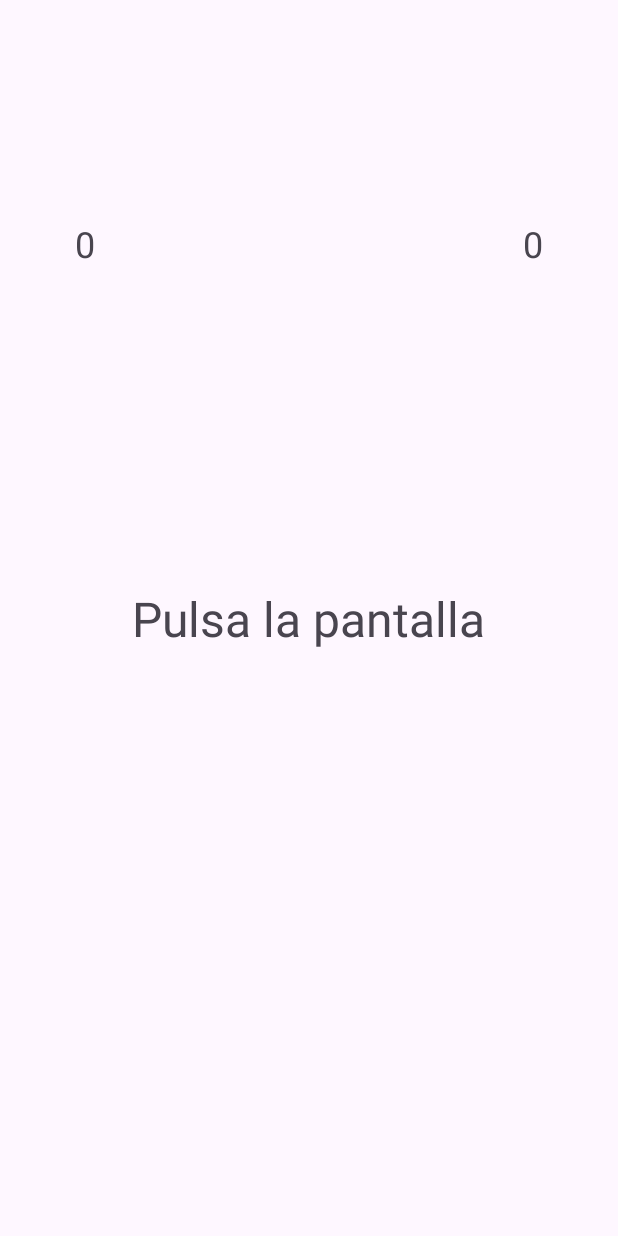
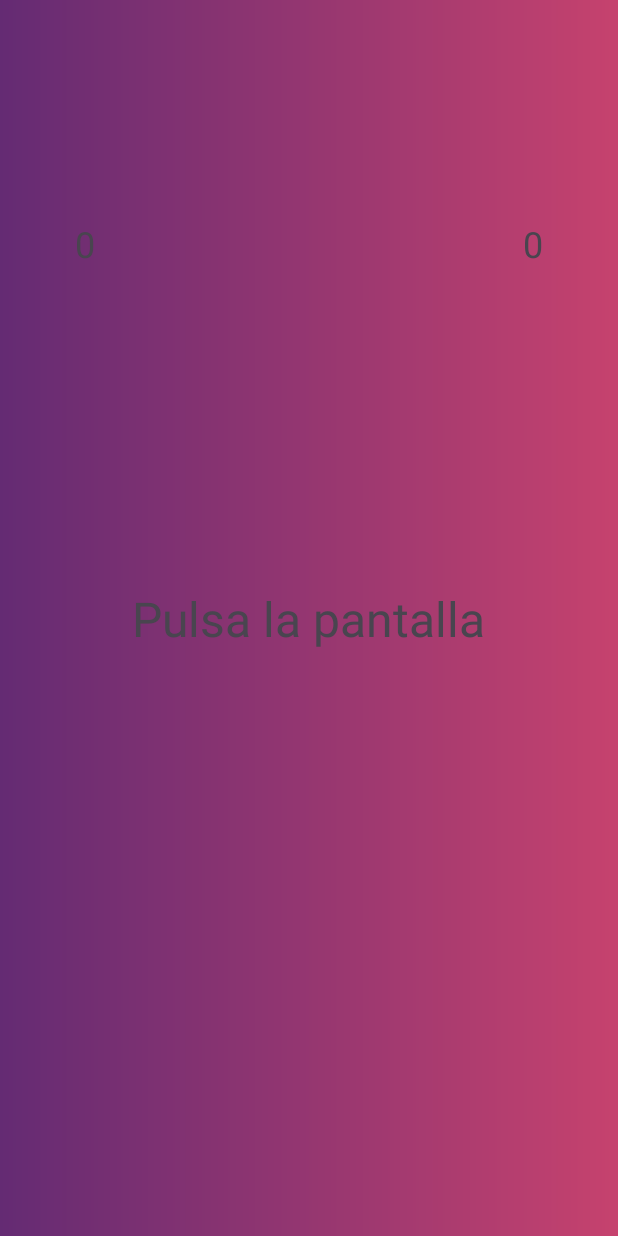
Before and after one commit to fantasmarobapan/bopit, an Android app: the screen it shows after launch (PlayActivity), after a tap on "Jugar", on a phone screen of 412 x 824 dp. Run offline under Robolectric (Android 15) with nearby library versions, the phone set to English and light mode, and no system bars.

```diff
--- a/app/src/main/java/cl/afernandez/bopit/MainActivity.kt
+++ b/app/src/main/java/cl/afernandez/bopit/MainActivity.kt
@@ -7,6 +7,8 @@ import androidx.appcompat.app.AppCompatActivity
 import android.os.Bundle
 import android.widget.Button
 import android.widget.TextView
+import androidx.constraintlayout.widget.ConstraintLayout
+import androidx.core.content.ContextCompat
 import androidx.preference.PreferenceManager
 
 
@@ -21,6 +23,17 @@ class MainActivity : AppCompatActivity() {
         val ButtonOkSetting = findViewById<Button>(R.id.settingbutton)
         val ButtonTestZone = findViewById<Button>(R.id.testzonebutton)
         val ButtonPlay = findViewById<Button>(R.id.playbutton)
+
+        val sharedPreferences = PreferenceManager.getDefaultSharedPreferences(this)
+        val value = sharedPreferences.getString("Theme_color", "1")
+        val fondoSplash = findViewById<ConstraintLayout>(R.id.Main_activity)
+        if(value.equals("1"))
+        {
+            fondoSplash.background = ContextCompat.getDrawable(this, R.drawable.gradient1)
+        }else if (value.equals("2"))
+        {
+            fondoSplash.background = ContextCompat.getDrawable(this, R.drawable.gradient2)
+        }
 
 
         ButtonOkAbout.setOnClickListener {
--- a/app/src/main/java/cl/afernandez/bopit/PlayActivity.kt
+++ b/app/src/main/java/cl/afernandez/bopit/PlayActivity.kt
@@ -15,7 +15,11 @@ import android.os.Handler
 import android.os.Looper
 import android.view.GestureDetector
 import android.view.MotionEvent
+import android.widget.LinearLayout
 import android.widget.TextView
+import android.widget.Toast
+import androidx.constraintlayout.widget.ConstraintLayout
+import androidx.core.content.ContextCompat
 import androidx.preference.PreferenceManager
 
 class PlayActivity : AppCompatActivity(), SensorEventListener {
@@ -28,7 +32,7 @@ class PlayActivity : AppCompatActivity(), SensorEventListener {
     private var record = 0
     private var obtenerPuntaje = true
     private var supero = false
-    private var tiempoLimiteJuego = 3000L
+    private var tiempoLimiteJuego = 0L
     private var aumentoVelocidadMusica = 1.00f
     private var reduccionTiempoLimite = 200
     private var tiempoLimiteReduccion = 5
@@ -44,6 +48,17 @@ class PlayActivity : AppCompatActivity(), SensorEventListener {
         super.onCreate(savedInstanceState)
         setContentView(R.layout.activity_play)
 
+        val sharedPreferences = PreferenceManager.getDefaultSharedPreferences(this)
+        val value = sharedPreferences.getString("Theme_color", "1")
+        val fondoSetting = findViewById<ConstraintLayout>(R.id.Play_Background)
+        if(value.equals("1"))
+        {
+            fondoSetting.background = ContextCompat.getDrawable(this, R.drawable.gradient1)
+        }else if (value.equals("2"))
+        {
+            fondoSetting.background = ContextCompat.getDrawable(this, R.drawable.gradient2)
+        }
+
         textinstruccion = findViewById(R.id.instruccion)
         puntuacion = findViewById(R.id.puntuacion)
         textviewRecord = findViewById(R.id.textrecord)
@@ -55,8 +70,9 @@ class PlayActivity : AppCompatActivity(), SensorEventListener {
         musicaFondo.start()
         musicaFondo.isLooping = true
 
-        val sharedPreferences = PreferenceManager.getDefaultSharedPreferences(this)
         val puntajeObtener = sharedPreferences.getString("player_point", "0")
+        var difficultyselect = sharedPreferences.getString("Difficulty_select", "7000")
+        tiempoLimiteJuego = difficultyselect?.toLong() ?: 7000L
         record = Integer.parseInt(puntajeObtener)
 
         puntuacion.text = puntajePlayer.toString()
@@ -201,6 +217,7 @@ class PlayActivity : AppCompatActivity(), SensorEventListener {
 
     override fun onPause() {
         super.onPause()
+        cancelarHandler()
         sensorManager?.unregisterListener(this)
 
         val sharedPreferences = PreferenceManager.getDefaultSharedPreferences(this)
@@ -220,6 +237,7 @@ class PlayActivity : AppCompatActivity(), SensorEventListener {
 
     override fun onDestroy() {
         super.onDestroy()
+        cancelarHandler()
         if (musicaFondo.isPlaying) {
             musicaFondo.stop()
         }
--- a/app/src/main/java/cl/afernandez/bopit/SplashActivity.kt
+++ b/app/src/main/java/cl/afernandez/bopit/SplashActivity.kt
@@ -16,7 +16,6 @@ class SplashActivity : AppCompatActivity() {
 
         val sharedPreferences = PreferenceManager.getDefaultSharedPreferences(this)
         val value = sharedPreferences.getString("Theme_color", "1")
-
         val fondoSplash = findViewById<ConstraintLayout>(R.id.Splash_activity)
         if(value.equals("1"))
         {
--- a/app/src/main/res/layout/activity_play.xml
+++ b/app/src/main/res/layout/activity_play.xml
@@ -2,6 +2,7 @@
 <androidx.constraintlayout.widget.ConstraintLayout xmlns:android="http://schemas.android.com/apk/res/android"
     xmlns:app="http://schemas.android.com/apk/res-auto"
     xmlns:tools="http://schemas.android.com/tools"
+    android:id="@+id/Play_Background"
     android:layout_width="match_parent"
     android:layout_height="match_parent"
     tools:context=".PlayActivity">
--- a/app/src/main/res/values/arrays.xml
+++ b/app/src/main/res/values/arrays.xml
@@ -29,9 +29,9 @@
     </string-array>
 
     <string-array name="Difficulty_values">
-        <item>7000L</item>
-        <item>5000L</item>
-        <item>3000L</item>
+        <item>7000</item>
+        <item>5000</item>
+        <item>3000</item>
     </string-array>
 
 </resources>
--- a/app/src/main/res/xml/root_preferences.xml
+++ b/app/src/main/res/xml/root_preferences.xml
@@ -37,7 +37,7 @@
         <ListPreference
             android:layout_width="wrap_content"
             android:layout_height="wrap_content"
-            android:defaultValue="7000L"
+            android:defaultValue="7000"
             android:title="@string/Difficulty_tittle"
             app:entries="@array/Difficulty_entries"
             app:entryValues="@array/Difficulty_values"
```
